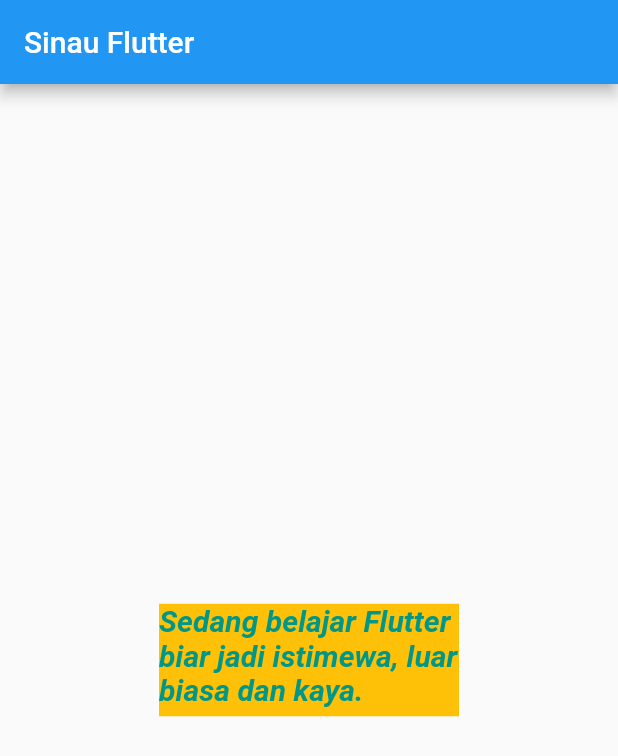
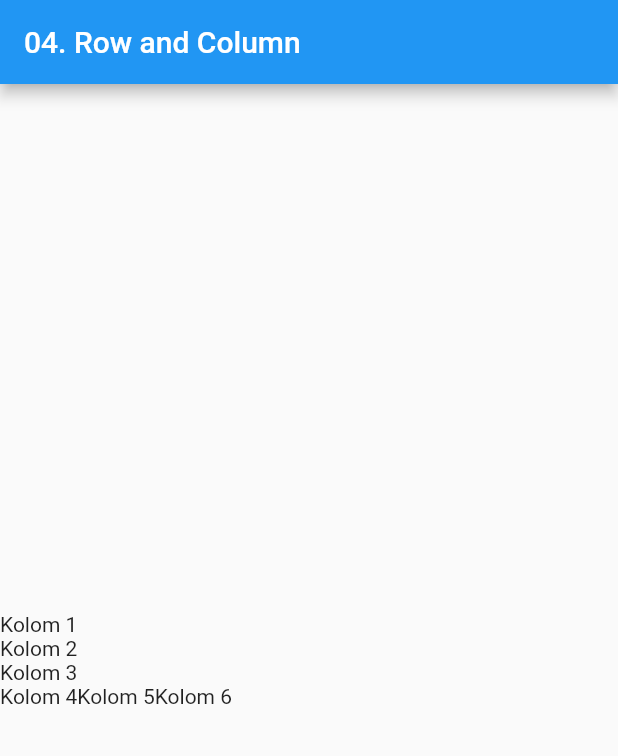
Before and after one commit to muminin/sinau_flutter, a Flutter app: the screen it shows after launch, on a phone screen of 412 x 824 dp. Shown: the top 756 px of the screen. Run offline on Flutter 3.47's test engine with Material 2 defaults, Android fonts, the phone set to English and light mode, and no system bars.

Commit message:
04. Row and Column Widget

```diff
--- a/lib/main.dart
+++ b/lib/main.dart
@@ -1,4 +1,32 @@
-import 'package:belajar_flutter/03_text.dart';
 import 'package:flutter/material.dart';
 
 void main() => runApp(MyApp());
+
+class MyApp extends StatelessWidget {
+  @override
+  Widget build(BuildContext context) {
+    return MaterialApp(
+      home: Scaffold(
+        appBar: AppBar(
+          title: Text("04. Row and Column"),
+        ),
+        body: Column(
+          mainAxisAlignment: MainAxisAlignment.center,
+          crossAxisAlignment: CrossAxisAlignment.start,
+          children: <Widget>[
+            Text("Kolom 1"),
+            Text("Kolom 2"),
+            Text("Kolom 3"),
+            Row(
+              children: <Widget>[
+                Text("Kolom 4"),
+                Text("Kolom 5"),
+                Text("Kolom 6"),
+              ],
+            )
+          ],
+        ),
+      ),
+    );
+  }
+}
```
